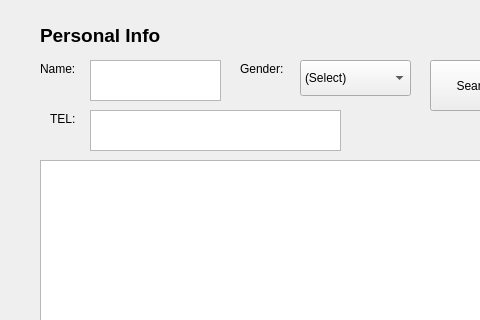
The window that searchWindow.ui (OhaoTech/ClinicManager) describes before a commit, drawn with Qt 5; both pictures show x 0 to 480 and y 0 to 320 of the 724 by 558 pixel window.
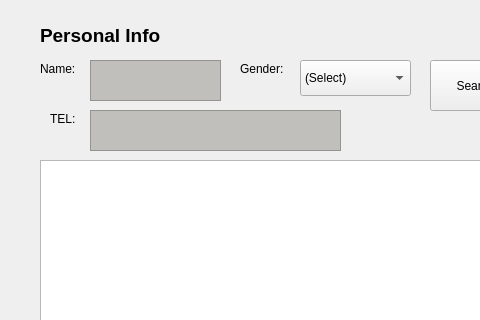
The same window after the commit. Icons and pictures are not drawn.

Commit message: correct_error

Patch:
```diff
--- a/searchWindow.ui
+++ b/searchWindow.ui
@@ -38,6 +38,9 @@
      <height>41</height>
     </rect>
    </property>
+   <property name="styleSheet">
+    <string notr="true">background-color: rgb(192, 191, 188);</string>
+   </property>
   </widget>
   <widget class="QLabel" name="label">
    <property name="geometry">
@@ -125,6 +128,9 @@
      <height>41</height>
     </rect>
    </property>
+   <property name="styleSheet">
+    <string notr="true">background-color: rgb(192, 191, 188);</string>
+   </property>
   </widget>
   <widget class="QTableView" name="tableView">
    <property name="geometry">
```
Left out of the diff: 3 changed lines with no effect on the pictures. The commit also changes 2 other files.
